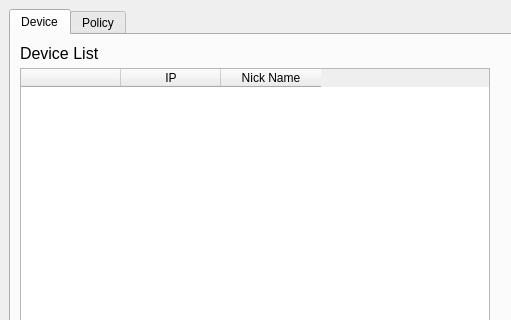
First picture: the form in app/netblock/mainwindow.ui, repository wifievent/netblock, before the edit; both pictures show x 0 to 511 and y 0 to 320 of the 1030 by 488 pixel window.
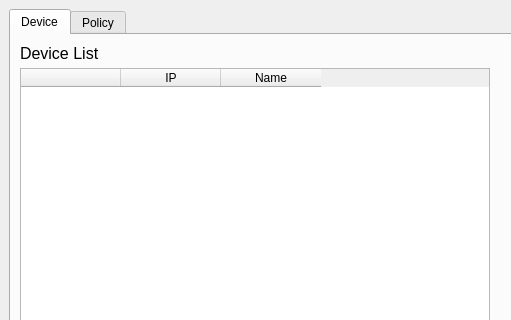
Second picture: the form after the edit. Icons and pictures are not drawn.

```diff
--- a/app/netblock/mainwindow.ui
+++ b/app/netblock/mainwindow.ui
@@ -86,7 +86,7 @@
                 </column>
                 <column>
                  <property name="text">
-                  <string>Nick Name</string>
+                  <string>Name</string>
                  </property>
                 </column>
                </widget>
```
